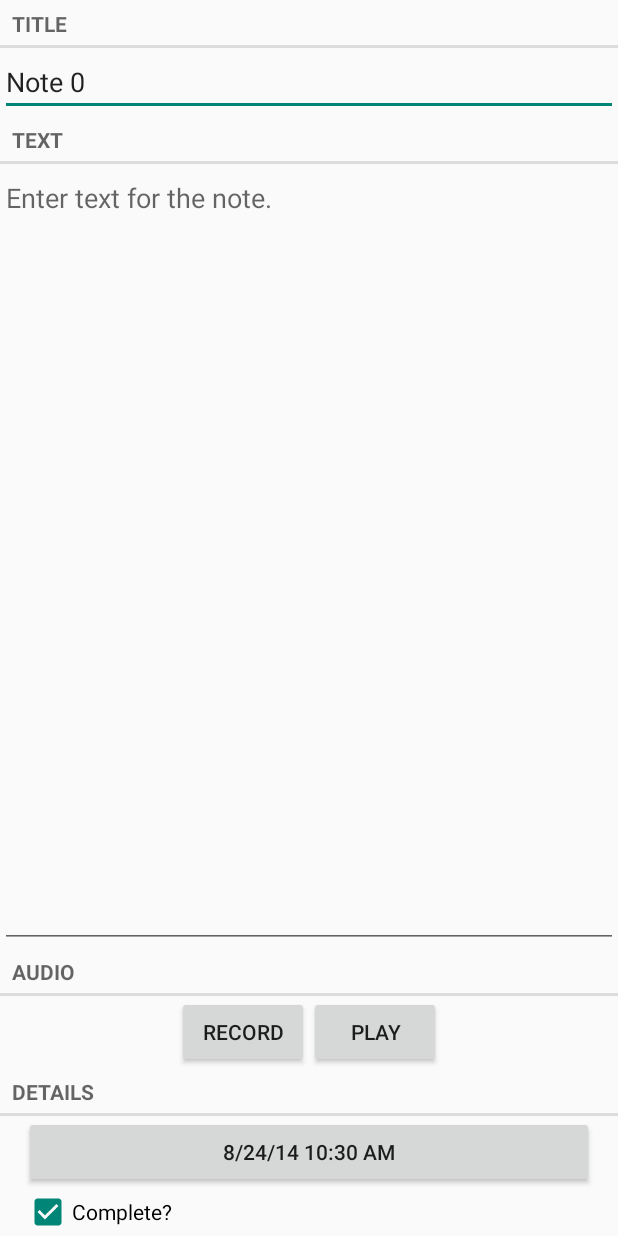
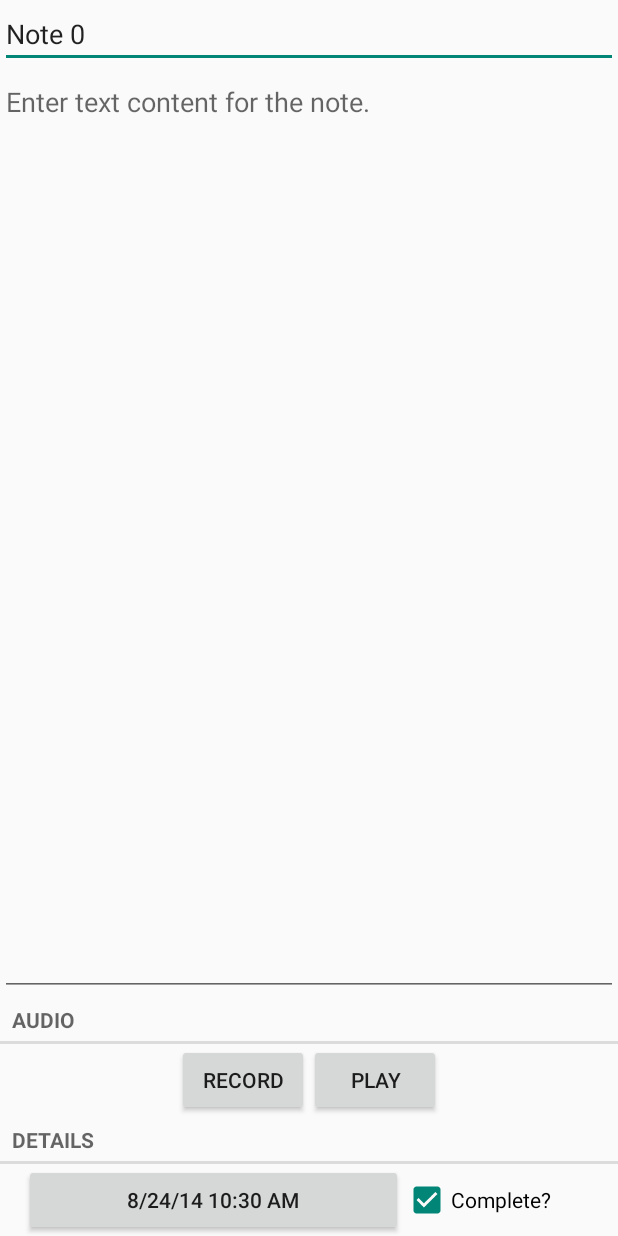
Before and after one commit to donnemartin/notes, an Android app: the NoteFragment screen opened directly, with no data from a screen before it, on a phone screen of 412 x 824 dp. Run offline under Robolectric (Android 15) with nearby library versions, the phone set to English and light mode, and no system bars.

Commit message:
Note text content is now saved.  Tweaked the layout, including removing redudant labels in the note fragment and moving the checkbox to the left of the note list fragment.

```diff
--- a/src/main/java/com/donnemartin/android/notes/notes/Note.java
+++ b/src/main/java/com/donnemartin/android/notes/notes/Note.java
@@ -7,6 +7,7 @@ public class Note {
 
     private UUID mId;
     private String mTitle;
+    private String mContent;
     private Date mDate;
     private boolean mComplete;
 
@@ -38,6 +39,14 @@ public class Note {
         mTitle = title;
     }
 
+    public String getContent() {
+        return mContent;
+    }
+
+    public void setContent(String content) {
+        mContent = content;
+    }
+
     public Note() {
         mId = UUID.randomUUID();
         mDate = new Date();
--- a/src/main/java/com/donnemartin/android/notes/notes/NoteFragment.java
+++ b/src/main/java/com/donnemartin/android/notes/notes/NoteFragment.java
@@ -23,6 +23,7 @@ public class NoteFragment extends Fragment {
 
     private Note mNote;
     private EditText mTitleField;
+    private EditText mContentField;
     private Button mDateButton;
     private CheckBox mCompleteCheckBox;
     private Button mRecordButton;
@@ -140,6 +141,31 @@ public class NoteFragment extends Fragment {
             }
         });
 
+        mContentField = (EditText)view.findViewById(R.id.note_content);
+        mContentField.setText(mNote.getContent());
+        mContentField.addTextChangedListener(new TextWatcher() {
+            @Override
+            public void beforeTextChanged(CharSequence s,
+                                          int start,
+                                          int count,
+                                          int after) {
+                // This space intentionally left blank
+            }
+
+            @Override
+            public void onTextChanged(CharSequence s,
+                                      int start,
+                                      int before,
+                                      int count) {
+                mNote.setContent(s.toString());
+            }
+
+            @Override
+            public void afterTextChanged(Editable s) {
+                // This space intentionally left blank
+            }
+        });
+
         mDateButton = (Button)view.findViewById(R.id.note_date);
         setFormattedDateButton(getActivity());
         mDateButton.setOnClickListener(new View.OnClickListener() {
--- a/src/main/res/layout-land/fragment_note.xml
+++ b/src/main/res/layout-land/fragment_note.xml
@@ -4,23 +4,11 @@
     android:layout_height="match_parent"
     android:orientation="vertical" >
 
-    <TextView
-        android:layout_width="match_parent"
-        android:layout_height="wrap_content"
-        android:text="@string/note_title_label"
-        style="?android:listSeparatorTextViewStyle" />
-
     <EditText
         android:id="@+id/note_title"
         android:layout_width="match_parent"
         android:layout_height="wrap_content"
         android:hint="@string/note_title_hint" />
-
-    <TextView
-        android:layout_width="match_parent"
-        android:layout_height="wrap_content"
-        android:text="@string/note_text_label"
-        style="?android:listSeparatorTextViewStyle" />
 
     <EditText
         android:id="@+id/note_content"
--- a/src/main/res/layout/fragment_note.xml
+++ b/src/main/res/layout/fragment_note.xml
@@ -4,23 +4,11 @@
     android:layout_height="match_parent"
     android:orientation="vertical" >
 
-    <TextView
-        android:layout_width="match_parent"
-        android:layout_height="wrap_content"
-        android:text="@string/note_title_label"
-        style="?android:listSeparatorTextViewStyle" />
-
     <EditText
         android:id="@+id/note_title"
         android:layout_width="match_parent"
         android:layout_height="wrap_content"
         android:hint="@string/note_title_hint" />
-
-    <TextView
-        android:layout_width="match_parent"
-        android:layout_height="wrap_content"
-        android:text="@string/note_text_label"
-        style="?android:listSeparatorTextViewStyle" />
 
     <EditText
         android:id="@+id/note_content"
@@ -64,19 +52,25 @@
         android:text="@string/note_details_label"
         style="?android:listSeparatorTextViewStyle" />
 
-    <Button
-        android:id="@+id/note_date"
+    <LinearLayout
+            android:orientation="horizontal"
             android:layout_width="match_parent"
             android:layout_height="wrap_content"
             android:layout_marginLeft="16dp"
-        android:layout_marginRight="16dp" />
+            android:layout_marginRight="16dp" >
+
+        <Button
+                android:id="@+id/note_date"
+                android:layout_width="wrap_content"
+                android:layout_height="wrap_content"
+                android:layout_weight="4" />
 
         <CheckBox
                 android:id="@+id/note_complete"
-        android:layout_width="match_parent"
+                android:layout_width="wrap_content"
                 android:layout_height="wrap_content"
-        android:layout_marginLeft="16dp"
-        android:layout_marginRight="16dp"
-        android:text="@string/note_complete_label" />
-\
+                android:text="@string/note_complete_label"
+                android:layout_weight="1" />
     </LinearLayout>
+
+</LinearLayout>
--- a/src/main/res/layout/list_item_note.xml
+++ b/src/main/res/layout/list_item_note.xml
@@ -8,7 +8,8 @@
         android:layout_width="wrap_content"
         android:layout_height="wrap_content"
         android:gravity="center"
-        android:layout_alignParentRight="true"
+        android:layout_centerVertical="true"
+        android:layout_alignParentLeft="true"
         android:enabled="false"
         android:focusable="false"
         android:padding="4dp" />
@@ -17,7 +18,7 @@
         android:id="@+id/note_list_item_titleTextView"
         android:layout_width="match_parent"
         android:layout_height="wrap_content"
-        android:layout_toLeftOf="@id/note_list_item_completeCheckBox"
+        android:layout_toRightOf="@id/note_list_item_completeCheckBox"
         android:textStyle="bold"
         android:paddingLeft="4dp"
         android:paddingRight="4dp"
@@ -28,7 +29,7 @@
         android:layout_width="match_parent"
         android:layout_height="wrap_content"
         android:layout_below="@id/note_list_item_titleTextView"
-        android:layout_toLeftOf="@id/note_list_item_completeCheckBox"
+        android:layout_toRightOf="@id/note_list_item_completeCheckBox"
         android:paddingLeft="4dp"
         android:paddingRight="4dp"
         android:paddingTop="4dp"
--- a/src/main/res/values/strings.xml
+++ b/src/main/res/values/strings.xml
@@ -5,7 +5,7 @@
     <string name="action_settings">Settings</string>
     <string name="title_activity_note">NoteActivity</string>
     <string name="note_title_hint">Enter a title for the note.</string>
-    <string name="note_text_hint">Enter text for the note.</string>
+    <string name="note_text_hint">Enter text content for the note.</string>
     <string name="note_title_label">Title</string>
     <string name="note_text_label">Text</string>
     <string name="note_details_label">Details</string>
```
Lines whose indentation alone changed are shown as unchanged.
